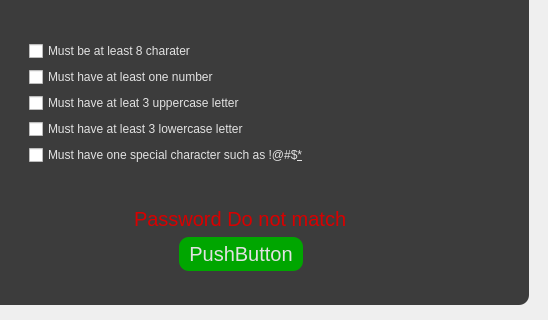
Before: the Qt Designer form passwordverifyapp.ui in h3ndry/PasswordVerifyApp, drawn with Qt 5; both pictures show x 102 to 650 and y 276 to 596 of the 650 by 596 pixel window.
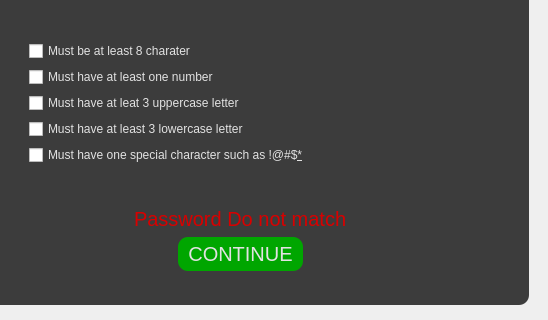
After: the same form once the commit is applied. Icons and pictures are not drawn.

Commit message: layout complete

Diff of the .ui file:
```diff
--- a/passwordverifyapp.ui
+++ b/passwordverifyapp.ui
@@ -308,7 +308,7 @@
         <item>
          <widget class="QPushButton" name="pushButton">
           <property name="text">
-           <string>PushButton</string>
+           <string>CONTINUE</string>
           </property>
          </widget>
         </item>
```
Left out of the diff: 12 changed lines with no effect on the pictures. The commit also changes 6 other files.
